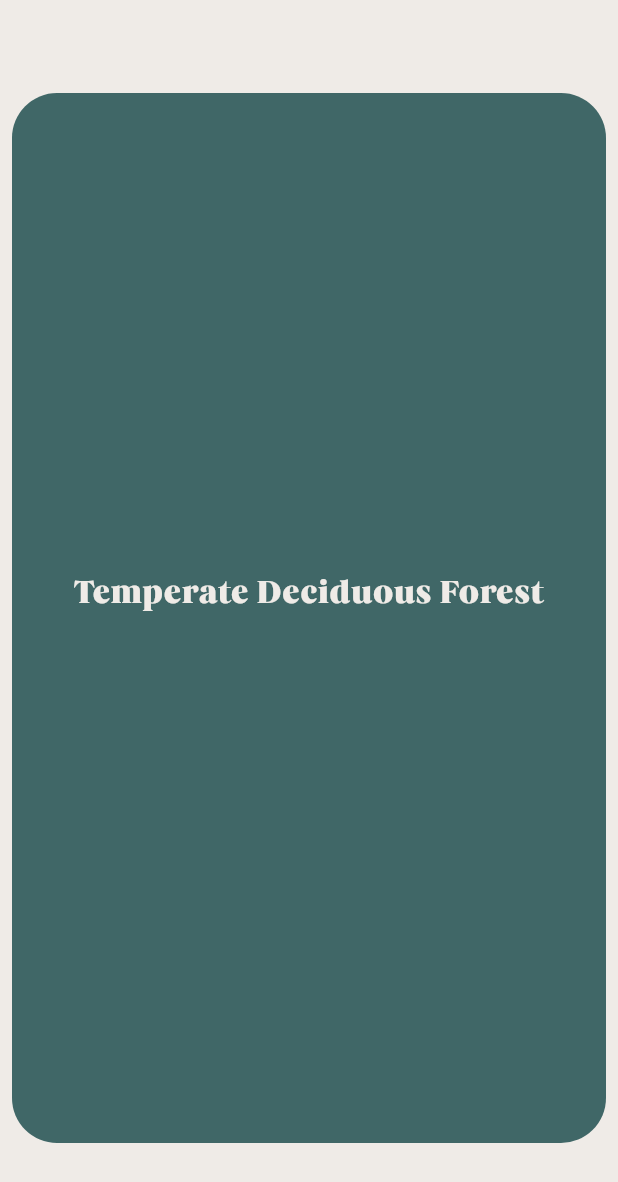
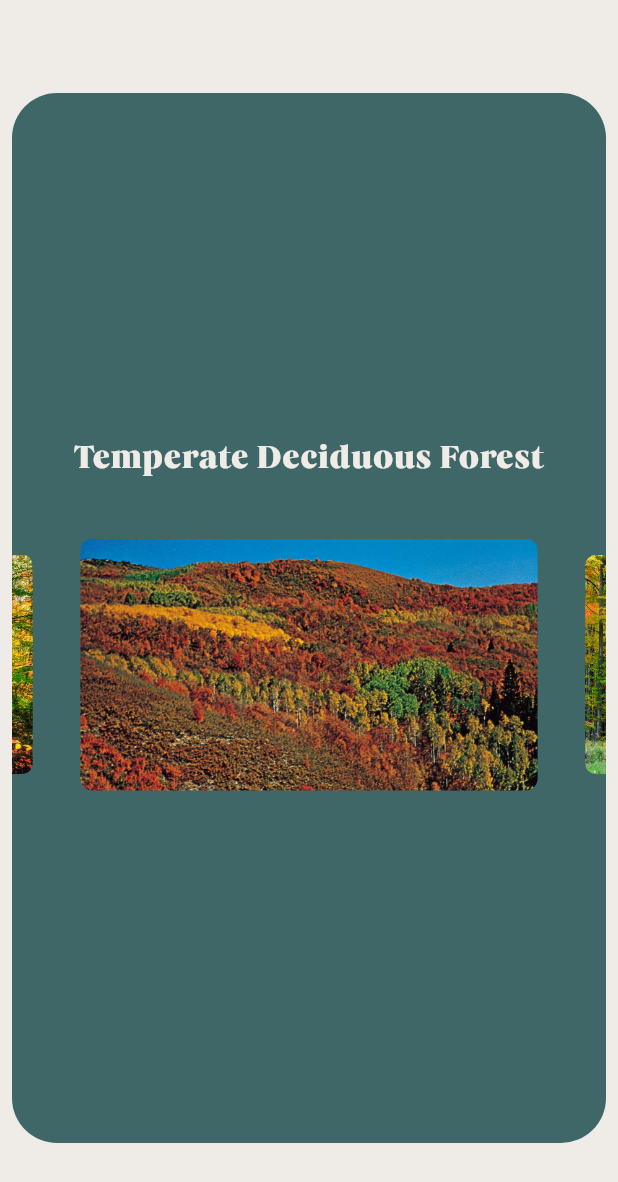
Before and after one commit to honeyzuzu/Indigena, a Flutter app: the BiomePage screen opened directly, on a phone screen of 412 x 824 dp. Shown: the top 1182 px of the screen. Run offline on Flutter 3.47's test engine with Material 3 defaults, Android fonts, the phone set to English and light mode, and no system bars; drawn by our look-alikes of carousel_slider; our stand-ins replace geolocator.

Commit message:
Added image carousel to biome

```diff
--- a/indigena/lib/biome.dart
+++ b/indigena/lib/biome.dart
@@ -1,4 +1,5 @@
 import 'package:flutter/material.dart';
+import 'package:carousel_slider/carousel_slider.dart';
 
 
 class BiomePage extends StatefulWidget {
@@ -39,13 +40,91 @@ class _BiomePageState extends State<BiomePage> {
                       borderRadius: BorderRadius.circular(30),
                       color: const Color(0xff406767)),
 
-                    child: const Expanded(child: Column(
+                    child: Expanded(child: Column(
                       mainAxisAlignment: MainAxisAlignment.center,
                       children: [
                         Text("Temperate Deciduous Forest\n",
                             textAlign: TextAlign.center,
                             style:
                               TextStyle(fontSize: 22, fontFamily: 'Carelia', color: Color(0xffefebe7))),
+
+                        CarouselSlider(
+                          items: [
+
+                //1st Image of Slider
+                            Container(
+                              margin: EdgeInsets.all(6.0),
+                              decoration: BoxDecoration(
+                                borderRadius: BorderRadius.circular(8.0),
+                                image: DecorationImage(
+                                  image: AssetImage("assets/images/temperatedeciduousforest1.png"),
+                                  fit: BoxFit.cover,
+                                ),
+                              ),
+                            ),
+
+                            //2nd Image of Slider
+                            Container(
+                              margin: EdgeInsets.all(6.0),
+                              decoration: BoxDecoration(
+                                borderRadius: BorderRadius.circular(8.0),
+                                image: DecorationImage(
+                                  image: AssetImage("assets/images/temperatedeciduousforest2.png"),
+                                  fit: BoxFit.cover,
+                                ),
+                              ),
+                            ),
+
+                            //3rd Image of Slider
+                            Container(
+                              margin: EdgeInsets.all(6.0),
+                              decoration: BoxDecoration(
+                                borderRadius: BorderRadius.circular(8.0),
+                                image: DecorationImage(
+                                  image: AssetImage("assets/images/temperatedeciduousforest3.png"),
+                                  fit: BoxFit.cover,
+                                ),
+                              ),
+                            ),
+
+                            //4th Image of Slider
+                            Container(
+                              margin: EdgeInsets.all(6.0),
+                              decoration: BoxDecoration(
+                                borderRadius: BorderRadius.circular(8.0),
+                                image: DecorationImage(
+                                  image: AssetImage("assets/images/temperatedeciduousforest4.png"),
+                                  fit: BoxFit.cover,
+                                ),
+                              ),
+                            ),
+
+                            //5th Image of Slider
+                            Container(
+                              margin: EdgeInsets.all(6.0),
+                              decoration: BoxDecoration(
+                                borderRadius: BorderRadius.circular(8.0),
+                                image: DecorationImage(
+                                  image: AssetImage("assets/images/temperatedeciduousforest5.png"),
+                                  fit: BoxFit.cover,
+                                ),
+                              ),
+                            ),
+
+          ],
+
+            //Slider Container properties
+              options: CarouselOptions(
+                height: 180.0,
+                enlargeCenterPage: true,
+                autoPlay: true,
+                aspectRatio: 16 / 9,
+                autoPlayCurve: Curves.fastOutSlowIn,
+                enableInfiniteScroll: true,
+                autoPlayAnimationDuration: Duration(milliseconds: 800),
+                viewportFraction: 0.8,
+              ),
+          ),
 
                       ],
                     ),)
```
Also changed, not shown: indigena/pubspec.yaml (+7 -0 lines), indigena/assets/images/temperatedeciduousforest1.png (added), indigena/assets/images/temperatedeciduousforest2.png (added), indigena/assets/images/temperatedeciduousforest3.png (added), indigena/assets/images/temperatedeciduousforest4.png (added), indigena/assets/images/temperatedeciduousforest5.png (added), indigena/pubspec.lock.
